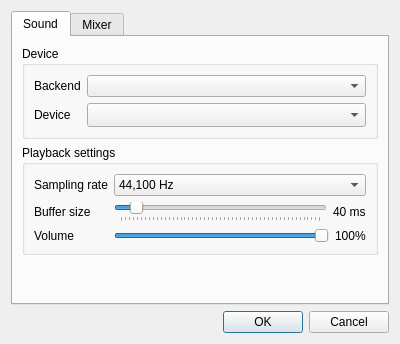
Old version of the form ui/designer/ConfigDialog.ui in the repository stoneface86/trackerboy.
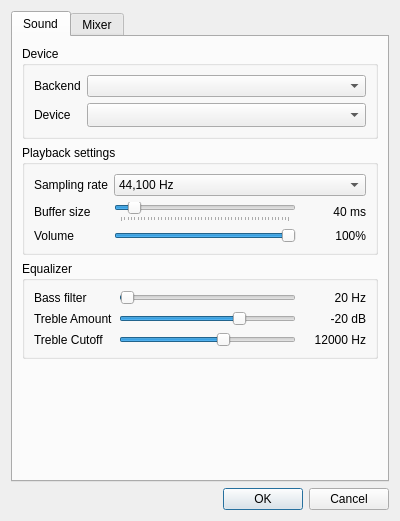
New version of the form.

Commit message: add equalizer settings to ConfigDialog and Config

Patch:
```diff
--- a/ui/designer/ConfigDialog.ui
+++ b/ui/designer/ConfigDialog.ui
@@ -7,7 +7,7 @@
     <x>0</x>
     <y>0</y>
     <width>400</width>
-    <height>344</height>
+    <height>521</height>
    </rect>
   </property>
   <property name="windowTitle">
@@ -26,7 +26,7 @@
       <attribute name="title">
        <string>Sound</string>
       </attribute>
-      <layout class="QVBoxLayout" name="verticalLayout_2" stretch="0,0,0">
+      <layout class="QVBoxLayout" name="verticalLayout_2" stretch="0,0,0,0">
        <item>
         <widget class="QGroupBox" name="groupBox">
          <property name="title">
@@ -71,7 +71,21 @@
          <property name="title">
           <string>Playback settings</string>
          </property>
-         <layout class="QFormLayout" name="formLayout_2">
+         <layout class="QGridLayout" name="gridLayout_2" columnstretch="0,0,0" columnminimumwidth="0,0,64">
+          <item row="1" column="0">
+           <widget class="QLabel" name="label_4">
+            <property name="text">
+             <string>Buffer size</string>
+            </property>
+           </widget>
+          </item>
+          <item row="2" column="0">
+           <widget class="QLabel" name="label_15">
+            <property name="text">
+             <string>Volume</string>
+            </property>
+           </widget>
+          </item>
           <item row="0" column="0">
            <widget class="QLabel" name="label_3">
             <property name="text">
@@ -79,7 +93,59 @@
             </property>
            </widget>
           </item>
-          <item row="0" column="1">
+          <item row="1" column="1">
+           <widget class="QSlider" name="mBufferSizeSlider">
+            <property name="minimum">
+             <number>1</number>
+            </property>
+            <property name="maximum">
+             <number>500</number>
+            </property>
+            <property name="value">
+             <number>40</number>
+            </property>
+            <property name="orientation">
+             <enum>Qt::Horizontal</enum>
+            </property>
+            <property name="tickPosition">
+             <enum>QSlider::TicksBelow</enum>
+            </property>
+           </widget>
+          </item>
+          <item row="1" column="2">
+           <widget class="QLabel" name="mBufferSizeLabel">
+            <property name="text">
+             <string>40 ms</string>
+            </property>
+            <property name="alignment">
+             <set>Qt::AlignRight|Qt::AlignTrailing|Qt::AlignVCenter</set>
+            </property>
+           </widget>
+          </item>
+          <item row="2" column="2">
+           <widget class="QLabel" name="mVolumeLabel">
+            <property name="text">
+             <string>100%</string>
+            </property>
+            <property name="alignment">
+             <set>Qt::AlignRight|Qt::AlignTrailing|Qt::AlignVCenter</set>
+            </property>
+           </widget>
+          </item>
+          <item row="2" column="1">
+           <widget class="QSlider" name="mVolumeSlider">
+            <property name="maximum">
+             <number>100</number>
+            </property>
+            <property name="value">
+             <number>100</number>
+            </property>
+            <property name="orientation">
+             <enum>Qt::Horizontal</enum>
+            </property>
+           </widget>
+          </item>
+          <item row="0" column="1" colspan="2">
            <widget class="QComboBox" name="mSamplerateCombo">
             <property name="currentIndex">
              <number>2</number>
@@ -111,73 +177,119 @@
             </item>
            </widget>
           </item>
-          <item row="1" column="0">
-           <widget class="QLabel" name="label_4">
+         </layout>
+        </widget>
+       </item>
+       <item>
+        <widget class="QGroupBox" name="groupBox_3">
+         <property name="title">
+          <string>Equalizer</string>
+         </property>
+         <layout class="QGridLayout" name="gridLayout_3" columnminimumwidth="0,0,64">
+          <item row="0" column="1">
+           <widget class="QSlider" name="mBassSlider">
+            <property name="minimum">
+             <number>1</number>
+            </property>
+            <property name="maximum">
+             <number>4000</number>
+            </property>
+            <property name="value">
+             <number>20</number>
+            </property>
+            <property name="orientation">
+             <enum>Qt::Horizontal</enum>
+            </property>
+           </widget>
+          </item>
+          <item row="2" column="1">
+           <widget class="QSlider" name="mTrebleCutoffSlider">
+            <property name="minimum">
+             <number>20</number>
+            </property>
+            <property name="maximum">
+             <number>20000</number>
+            </property>
+            <property name="value">
+             <number>12000</number>
+            </property>
+            <property name="orientation">
+             <enum>Qt::Horizontal</enum>
+            </property>
+           </widget>
+          </item>
+          <item row="0" column="0">
+           <widget class="QLabel" name="label_5">
             <property name="text">
-             <string>Buffer size</string>
+             <string>Bass filter</string>
             </property>
            </widget>
           </item>
           <item row="1" column="1">
-           <layout class="QHBoxLayout" name="horizontalLayout">
-            <item>
-             <widget class="QSlider" name="mBufferSizeSlider">
-              <property name="minimum">
-               <number>1</number>
-              </property>
-              <property name="maximum">
-               <number>500</number>
-              </property>
-              <property name="value">
-               <number>40</number>
-              </property>
-              <property name="orientation">
-               <enum>Qt::Horizontal</enum>
-              </property>
-              <property name="tickPosition">
-               <enum>QSlider::TicksBelow</enum>
-              </property>
-             </widget>
-            </item>
-            <item>
-             <widget class="QLabel" name="mBufferSizeLabel">
-              <property name="text">
-               <string>40 ms</string>
-              </property>
-             </widget>
-            </item>
-           </layout>
+           <widget class="QSlider" name="mTrebleSlider">
+            <property name="minimum">
+             <number>-90</number>
+            </property>
+            <property name="maximum">
+             <number>10</number>
+            </property>
+            <property name="value">
+             <number>-20</number>
+            </property>
+            <property name="tracking">
+             <bool>true</bool>
+            </property>
+            <property name="orientation">
+             <enum>Qt::Horizontal</enum>
+            </property>
+            <property name="invertedAppearance">
+             <bool>false</bool>
+            </property>
+           </widget>
+          </item>
+          <item row="1" column="0">
+           <widget class="QLabel" name="label_12">
+            <property name="text">
+             <string>Treble Amount</string>
+            </property>
+           </widget>
           </item>
           <item row="2" column="0">
-           <widget class="QLabel" name="label_15">
+           <widget class="QLabel" name="label_13">
             <property name="text">
-             <string>Volume</string>
+             <string>Treble Cutoff</string>
             </property>
            </widget>
           </item>
-          <item row="2" column="1">
-           <layout class="QHBoxLayout" name="horizontalLayout_2">
-            <item>
-             <widget class="QSlider" name="mVolumeSlider">
-              <property name="maximum">
-               <number>100</number>
-              </property>
-              <property name="value">
-               <number>100</number>
-              </property>
-              <property name="orientation">
-               <enum>Qt::Horizontal</enum>
-              </property>
-             </widget>
-            </item>
-            <item>
-             <widget class="QLabel" name="mVolumeLabel">
-              <property name="text">
-               <string>100%</string>
-              </property>
-             </widget>
-            </item>
-           </layout>
+          <item row="0" column="2">
+           <widget class="QLabel" name="mBassLabel">
+            <property name="text">
+             <string>20 Hz</string>
+            </property>
+            <property name="alignment">
+             <set>Qt::AlignRight|Qt::AlignTrailing|Qt::AlignVCenter</set>
+            </property>
+           </widget>
+          </item>
+          <item row="1" column="2">
+           <widget class="QLabel" name="mTrebleLabel">
+            <property name="text">
+             <string>-20 dB</string>
+            </property>
+            <property name="alignment">
+             <set>Qt::AlignRight|Qt::AlignTrailing|Qt::AlignVCenter</set>
+            </property>
+           </widget>
+          </item>
+          <item row="2" column="2">
+           <widget class="QLabel" name="mTrebleCutoffLabel">
+            <property name="text">
+             <string>12000 Hz</string>
+            </property>
+            <property name="alignment">
+             <set>Qt::AlignRight|Qt::AlignTrailing|Qt::AlignVCenter</set>
+            </property>
+           </widget>
           </item>
          </layout>
         </widget>
```
Left out of the diff: 2 changed lines with no effect on the pictures. The commit also changes 4 other files.
